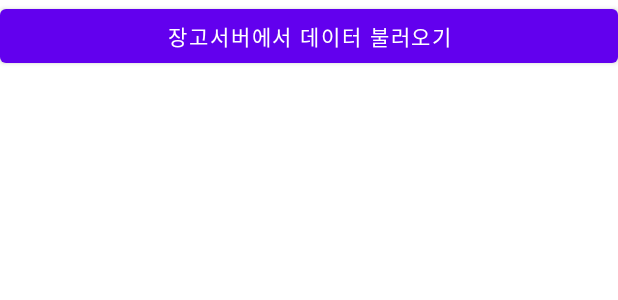
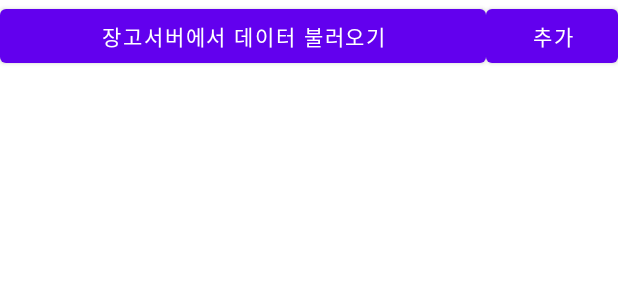
Before and after one commit to jiinkyung/mobileAppProg, an Android app: the layout activity_main.xml on its own in the app's theme, with its tools: preview values and no code run, on a phone screen of 412 x 824 dp. Shown: the top 300 px of the screen. Run offline under Robolectric (Android 15) with nearby library versions, the phone set to English and light mode, and no system bars.

Commit message:
서버에 데이터 추가

```diff
--- a/MyDjango/app/src/main/res/layout/activity_main.xml
+++ b/MyDjango/app/src/main/res/layout/activity_main.xml
@@ -7,11 +7,74 @@
     android:orientation="vertical"
     tools:context=".MainActivity">
 
-<Button
-    android:layout_width="match_parent"
-    android:layout_height="wrap_content"
-    android:text="장고서버에서 데이터 불러오기"
-    android:id="@+id/btnDjango"/>
+    <LinearLayout
+        android:layout_width="match_parent"
+        android:layout_height="wrap_content"
+        android:orientation="horizontal">
+        <Button
+            android:layout_width="0dp"
+            android:layout_weight="1"
+            android:layout_height="wrap_content"
+            android:text="장고서버에서 데이터 불러오기"
+            android:id="@+id/btnDjango"/>
+        <Button
+            android:layout_width="wrap_content"
+            android:layout_height="wrap_content"
+            android:text="추가"
+            android:id="@+id/btnPost"/>
+    </LinearLayout>
+    <LinearLayout
+        android:layout_width="match_parent"
+        android:layout_height="wrap_content"
+        android:id="@+id/layout1"
+        android:visibility="gone">
+        <TextView
+            android:layout_width="wrap_content"
+            android:layout_height="wrap_content"
+            android:text="이름" />
+        <EditText
+            android:layout_width="0dp"
+            android:layout_weight="1"
+            android:layout_height="wrap_content"
+            android:id="@+id/edtName" />
+    </LinearLayout>
+    <LinearLayout
+        android:layout_width="match_parent"
+        android:layout_height="wrap_content"
+        android:id="@+id/layout2"
+        android:visibility="gone">
+        <TextView
+            android:layout_width="wrap_content"
+            android:layout_height="wrap_content"
+            android:text="전화번호" />
+        <EditText
+            android:layout_width="0dp"
+            android:layout_weight="1"
+            android:layout_height="wrap_content"
+            android:id="@+id/edtPhone" />
+    </LinearLayout>
+    <LinearLayout
+        android:layout_width="match_parent"
+        android:layout_height="wrap_content"
+        android:id="@+id/layout3"
+        android:visibility="gone">
+        <TextView
+            android:layout_width="wrap_content"
+            android:layout_height="wrap_content"
+            android:text="주소" />
+        <EditText
+            android:layout_width="0dp"
+            android:layout_weight="1"
+            android:layout_height="wrap_content"
+            android:id="@+id/edtAddr" />
+    </LinearLayout>
+    <Button
+        android:layout_width="match_parent"
+        android:layout_height="wrap_content"
+        android:text="서버에 데이터 추가하기"
+        android:id="@+id/btnPost2"
+        android:visibility="gone"/>
+
     <androidx.recyclerview.widget.RecyclerView
         android:layout_width="match_parent"
         android:layout_height="0dp"
```
Also changed, not shown: MyDjango/app/src/main/java/com/example/mydjango/ApiService.kt (+7 -0 lines), MyDjango/app/src/main/java/com/example/mydjango/MainActivity.kt (+47 -2 lines), 1 other file.
